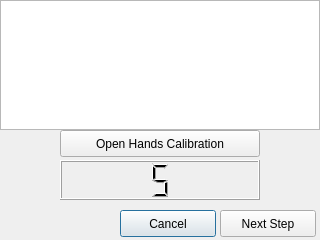
Qt form code/Hadrien/QCvWindow/src/UI/handopenwindow.ui (Amxx/MDMA) before a commit.
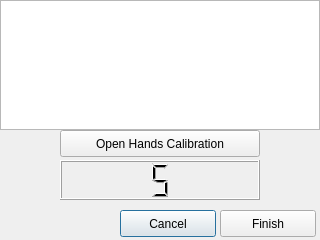
The same form after that commit. Icons and pictures are not drawn.

```diff
--- a/code/Hadrien/QCvWindow/src/UI/handopenwindow.ui
+++ b/code/Hadrien/QCvWindow/src/UI/handopenwindow.ui
@@ -40,7 +40,7 @@
     </rect>
    </property>
    <property name="text">
-    <string>Next Step</string>
+    <string>Finish</string>
    </property>
   </widget>
   <widget class="QPushButton" name="pushButton">
```
